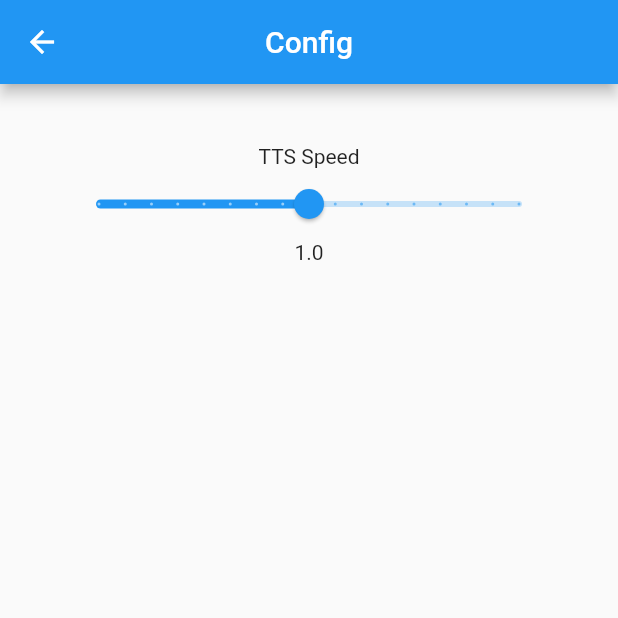
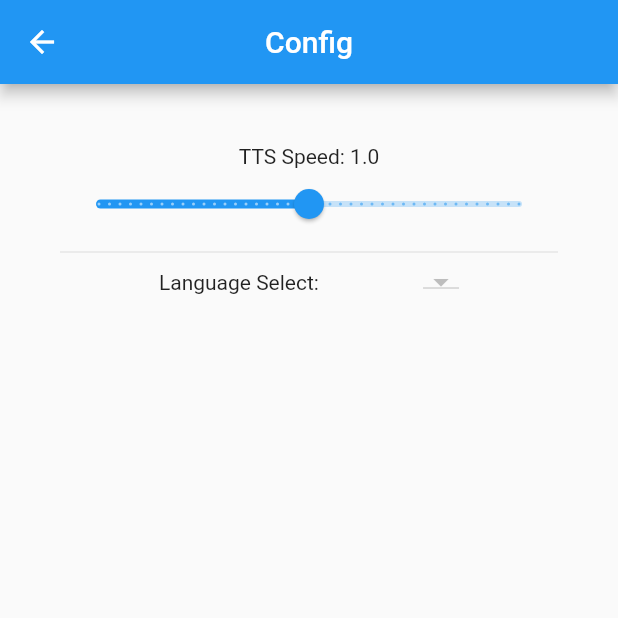
Before and after one commit to azumag/flutter-twitch-tts, a Flutter app: the screen it shows after launch, after a tap on the "settings" icon, on a phone screen of 412 x 824 dp, the top half of it. Run offline on Flutter 3.47's test engine with Material 2 defaults, Android fonts, the phone set to English and light mode, and no system bars; our stand-ins replace flutter_tts, shared_preferences, webview_flutter.

Commit message:
add language select

```diff
--- a/lib/configPage.dart
+++ b/lib/configPage.dart
@@ -1,4 +1,5 @@
 import 'package:flutter/material.dart';
+import 'package:flutter_tts/flutter_tts.dart';
 import 'package:shared_preferences/shared_preferences.dart';
 
 class ConfigPage extends StatefulWidget {
@@ -11,6 +12,8 @@ class ConfigPage extends StatefulWidget {
 /// This is the private State class that goes with MyStatefulWidget.
 class _ConfigPageState extends State<ConfigPage> {
   double _currentSliderValue = 1.0;
+  List<dynamic> languages;
+  String _languageChoice = 'ja-JP';
 
   @override
   void initState() {
@@ -22,7 +25,14 @@ class _ConfigPageState extends State<ConfigPage> {
     final SharedPreferences prefs = await SharedPreferences.getInstance();
     setState(() {
       this._currentSliderValue = prefs.getDouble('ttsSpeed') ?? 1.0;
+      this._languageChoice = prefs.getString('languageChoice') ?? 'ja-JP';
     });
+  }
+
+  Future<List<dynamic>> _getLanguageList() async {
+    FlutterTts flutterTts = FlutterTts();
+    final languages = await flutterTts.getLanguages;
+    return languages;
   }
 
   @override
@@ -37,12 +47,12 @@ class _ConfigPageState extends State<ConfigPage> {
           margin: EdgeInsets.all(30),
           child: Column(
             children: [
-              Text('TTS Speed'),
+              Text('TTS Speed: ' + _currentSliderValue.toString()),
               Slider(
                 value: _currentSliderValue,
                 min: 0,
                 max: 2,
-                divisions: 16,
+                divisions: 40,
                 label: _currentSliderValue.toString(),
                 onChanged: (double value) async {
                   final SharedPreferences prefs =
@@ -53,7 +63,34 @@ class _ConfigPageState extends State<ConfigPage> {
                   });
                 },
               ),
-              Text(_currentSliderValue.toString()),
+              Divider(),
+              Row(mainAxisAlignment: MainAxisAlignment.spaceEvenly, children: [
+                Text('Language Select: '),
+                FutureBuilder(
+                    future: _getLanguageList(),
+                    builder: (context, AsyncSnapshot<List<dynamic>> snapshot) {
+                      if (snapshot.hasData) {
+                        return DropdownButton(
+                            value: _languageChoice,
+                            onChanged: (value) async {
+                              final SharedPreferences prefs =
+                                  await SharedPreferences.getInstance();
+                              prefs.setString('languageChoice', value);
+                              setState(() {
+                                this._languageChoice = value;
+                              });
+                            },
+                            items: snapshot.data
+                                .map((e) => DropdownMenuItem<String>(
+                                      value: e,
+                                      child: Text(e),
+                                    ))
+                                .toList());
+                      } else {
+                        return Text('loading');
+                      }
+                    })
+              ])
             ],
           ),
         ));
--- a/pubspec.yaml
+++ b/pubspec.yaml
@@ -27,6 +27,7 @@ dependencies:
   webview_flutter:
   web_socket_channel:
   shared_preferences:
+  flutter_language_identification:
 
   # The following adds the Cupertino Icons font to your application.
   # Use with the CupertinoIcons class for iOS style icons.
```
Also changed, not shown: lib/main.dart (+35 -4 lines), pubspec.lock, 3 other files.
